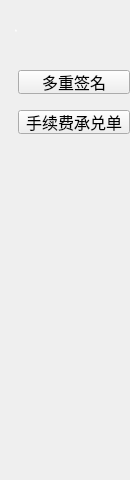
ufc-project/ufcwallet, file functionBar/FunctionAdvanceWidget.ui: the form before one commit.
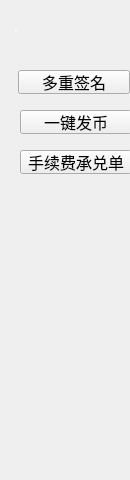
The form after the commit.

```diff
--- a/functionBar/FunctionAdvanceWidget.ui
+++ b/functionBar/FunctionAdvanceWidget.ui
@@ -76,8 +76,8 @@
   <widget class="QPushButton" name="pushButton_poundage">
    <property name="geometry">
     <rect>
-     <x>18</x>
-     <y>110</y>
+     <x>20</x>
+     <y>150</y>
      <width>112</width>
      <height>24</height>
     </rect>
@@ -98,6 +98,31 @@
     <string>手续费承兑单</string>
    </property>
   </widget>
+  <widget class="QPushButton" name="pushButton_issueAsset">
+   <property name="geometry">
+    <rect>
+     <x>20</x>
+     <y>110</y>
+     <width>112</width>
+     <height>24</height>
+    </rect>
+   </property>
+   <property name="minimumSize">
+    <size>
+     <width>112</width>
+     <height>24</height>
+    </size>
+   </property>
+   <property name="maximumSize">
+    <size>
+     <width>120</width>
+     <height>30</height>
+    </size>
+   </property>
+   <property name="text">
+    <string>一键发币</string>
+   </property>
+  </widget>
  </widget>
  <resources/>
  <connections/>
```
